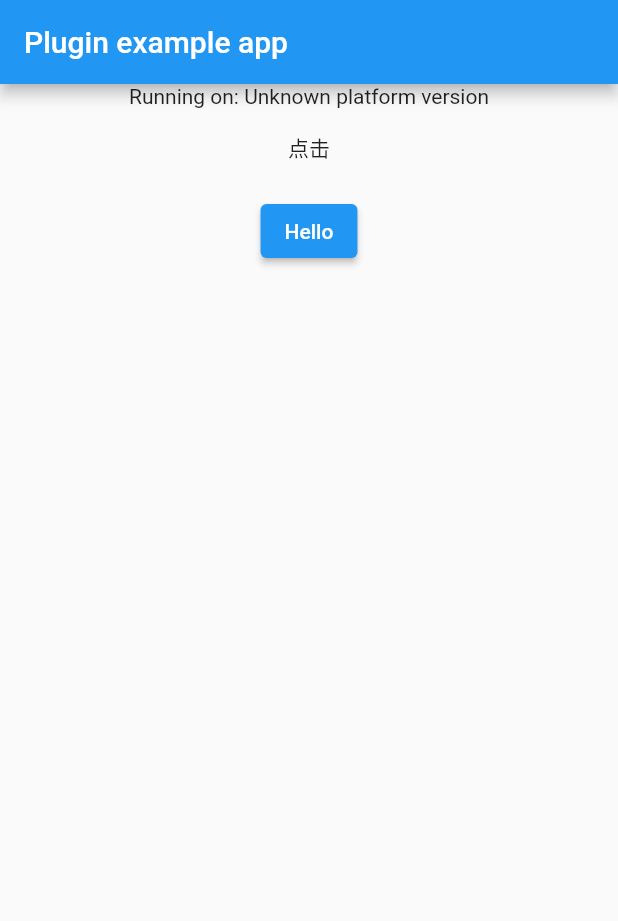
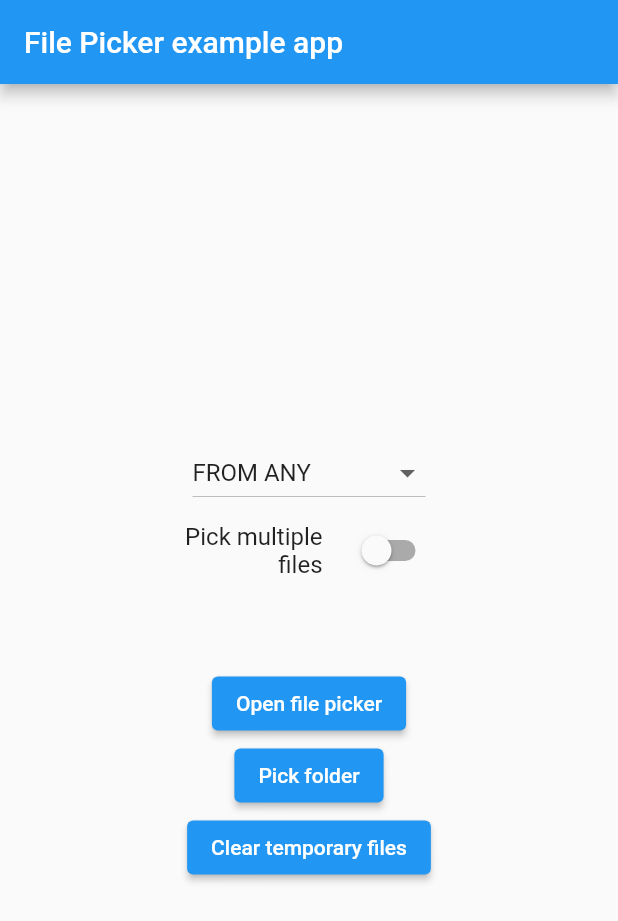
Before and after one commit to zangdale/hello_pgo, a Flutter app: the screen it shows after launch, on a phone screen of 412 x 824 dp. Shown: the top 921 px of the screen. Run offline on Flutter 3.47's test engine with Material 2 defaults, Android fonts, the phone set to English and light mode, and no system bars; our stand-ins replace file_picker.

Commit message:
➕ file picker

```diff
--- /dev/null
+++ b/example/lib/pages/filePicker.dart
@@ -0,0 +1,226 @@
+import 'package:file_picker/file_picker.dart';
+import 'package:flutter/material.dart';
+import 'package:flutter/services.dart';
+
+class FilePickerDemo extends StatefulWidget {
+  @override
+  _FilePickerDemoState createState() => _FilePickerDemoState();
+}
+
+class _FilePickerDemoState extends State<FilePickerDemo> {
+  final GlobalKey<ScaffoldState> _scaffoldKey = GlobalKey<ScaffoldState>();
+  String? _fileName;
+  List<PlatformFile>? _paths;
+  String? _directoryPath;
+  String? _extension;
+  bool _loadingPath = false;
+  bool _multiPick = false;
+  FileType _pickingType = FileType.any;
+  TextEditingController _controller = TextEditingController();
+
+  @override
+  void initState() {
+    super.initState();
+    _controller.addListener(() => _extension = _controller.text);
+  }
+
+  void _openFileExplorer() async {
+    setState(() => _loadingPath = true);
+    try {
+      _directoryPath = null;
+      _paths = (await FilePicker.platform.pickFiles(
+        type: _pickingType,
+        allowMultiple: _multiPick,
+        allowedExtensions: (_extension?.isNotEmpty ?? false)
+            ? _extension?.replaceAll(' ', '').split(',')
+            : null,
+      ))
+          ?.files;
+    } on PlatformException catch (e) {
+      print("Unsupported operation" + e.toString());
+    } catch (ex) {
+      print(ex);
+    }
+    if (!mounted) return;
+    setState(() {
+      _loadingPath = false;
+      print(_paths!.first.extension);
+      _fileName =
+      _paths != null ? _paths!.map((e) => e.name).toString() : '...';
+    });
+  }
+
+  void _clearCachedFiles() {
+    FilePicker.platform.clearTemporaryFiles().then((result) {
+      ScaffoldMessenger.of(context).showSnackBar(
+        SnackBar(
+          backgroundColor: result! ? Colors.green : Colors.red,
+          content: Text((result
+              ? 'Temporary files removed with success.'
+              : 'Failed to clean temporary files')),
+        ),
+      );
+    });
+  }
+
+  void _selectFolder() {
+    FilePicker.platform.getDirectoryPath().then((value) {
+      setState(() => _directoryPath = value);
+    });
+  }
+
+  @override
+  Widget build(BuildContext context) {
+    return MaterialApp(
+      home: Scaffold(
+        key: _scaffoldKey,
+        appBar: AppBar(
+          title: const Text('File Picker example app'),
+        ),
+        body: Center(
+            child: Padding(
+              padding: const EdgeInsets.only(left: 10.0, right: 10.0),
+              child: SingleChildScrollView(
+                child: Column(
+                  mainAxisAlignment: MainAxisAlignment.center,
+                  children: <Widget>[
+                    Padding(
+                      padding: const EdgeInsets.only(top: 20.0),
+                      child: DropdownButton<FileType>(
+                          hint: const Text('LOAD PATH FROM'),
+                          value: _pickingType,
+                          items: <DropdownMenuItem<FileType>>[
+                            DropdownMenuItem(
+                              child: const Text('FROM AUDIO'),
+                              value: FileType.audio,
+                            ),
+                            DropdownMenuItem(
+                              child: const Text('FROM IMAGE'),
+                              value: FileType.image,
+                            ),
+                            DropdownMenuItem(
+                              child: const Text('FROM VIDEO'),
+                              value: FileType.video,
+                            ),
+                            DropdownMenuItem(
+                              child: const Text('FROM MEDIA'),
+                              value: FileType.media,
+                            ),
+                            DropdownMenuItem(
+                              child: const Text('FROM ANY'),
+                              value: FileType.any,
+                            ),
+                            DropdownMenuItem(
+                              child: const Text('CUSTOM FORMAT'),
+                              value: FileType.custom,
+                            ),
+                          ],
+                          onChanged: (value) => setState(() {
+                            _pickingType = value!;
+                            if (_pickingType != FileType.custom) {
+                              _controller.text = _extension = '';
+                            }
+                          })),
+                    ),
+                    ConstrainedBox(
+                      constraints: const BoxConstraints.tightFor(width: 100.0),
+                      child: _pickingType == FileType.custom
+                          ? TextFormField(
+                        maxLength: 15,
+                        autovalidateMode: AutovalidateMode.always,
+                        controller: _controller,
+                        decoration:
+                        InputDecoration(labelText: 'File extension'),
+                        keyboardType: TextInputType.text,
+                        textCapitalization: TextCapitalization.none,
+                      )
+                          : const SizedBox(),
+                    ),
+                    ConstrainedBox(
+                      constraints: const BoxConstraints.tightFor(width: 200.0),
+                      child: SwitchListTile.adaptive(
+                        title:
+                        Text('Pick multiple files', textAlign: TextAlign.right),
+                        onChanged: (bool value) =>
+                            setState(() => _multiPick = value),
+                        value: _multiPick,
+                      ),
+                    ),
+                    Padding(
+                      padding: const EdgeInsets.only(top: 50.0, bottom: 20.0),
+                      child: Column(
+                        children: <Widget>[
+                          ElevatedButton(
+                            onPressed: () => _openFileExplorer(),
+                            child: const Text("Open file picker"),
+                          ),
+                          ElevatedButton(
+                            onPressed: () => _selectFolder(),
+                            child: const Text("Pick folder"),
+                          ),
+                          ElevatedButton(
+                            onPressed: () => _clearCachedFiles(),
+                            child: const Text("Clear temporary files"),
+                          ),
+                        ],
+                      ),
+                    ),
+                    Builder(
+                      builder: (BuildContext context) => _loadingPath
+                          ? Padding(
+                        padding: const EdgeInsets.only(bottom: 10.0),
+                        child: const CircularProgressIndicator(),
+                      )
+                          : _directoryPath != null
+                          ? ListTile(
+                        title: const Text('Directory path'),
+                        subtitle: Text(_directoryPath!),
+                      )
+                          : _paths != null
+                          ? Container(
+                        padding: const EdgeInsets.only(bottom: 30.0),
+                        height:
+                        MediaQuery.of(context).size.height * 0.50,
+                        child: Scrollbar(
+                            child: ListView.separated(
+                              itemCount:
+                              _paths != null && _paths!.isNotEmpty
+                                  ? _paths!.length
+                                  : 1,
+                              itemBuilder:
+                                  (BuildContext context, int index) {
+                                final bool isMultiPath =
+                                    _paths != null && _paths!.isNotEmpty;
+                                final String name = 'File $index: ' +
+                                    (isMultiPath
+                                        ? _paths!
+                                        .map((e) => e.name)
+                                        .toList()[index]
+                                        : _fileName ?? '...');
+                                final path = _paths!
+                                    .map((e) => e.path)
+                                    .toList()[index]
+                                    .toString();
+
+                                return ListTile(
+                                  title: Text(
+                                    name,
+                                  ),
+                                  subtitle: Text(path),
+                                );
+                              },
+                              separatorBuilder:
+                                  (BuildContext context, int index) =>
+                              const Divider(),
+                            )),
+                      )
+                          : const SizedBox(),
+                    ),
+                  ],
+                ),
+              ),
+            )),
+      ),
+    );
+  }
+}
--- a/example/pubspec.yaml
+++ b/example/pubspec.yaml
@@ -23,6 +23,7 @@ dependencies:
   # The following adds the Cupertino Icons font to your application.
   # Use with the CupertinoIcons class for iOS style icons.
   cupertino_icons: ^1.0.2
+  file_picker: ^3.0.3
 
 dev_dependencies:
   flutter_test:
```
Also changed, not shown: example/lib/main.dart (+8 -7 lines), example/pubspec.lock, 1 other file.
